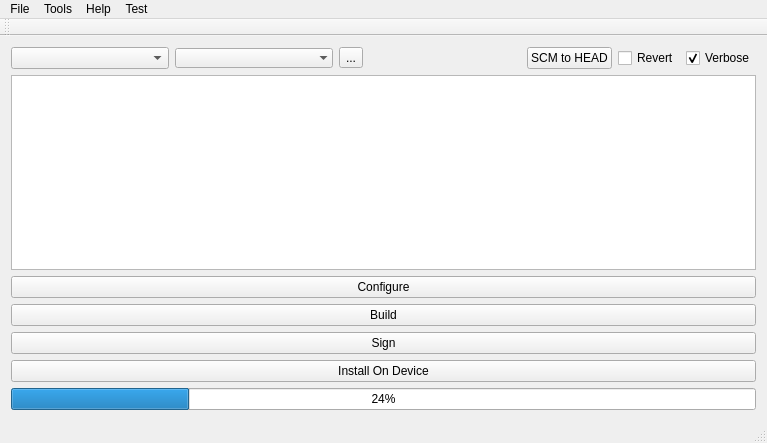
Halicea/hal_automator, file utils/qtUi/mainwindow.ui: the form before one commit.
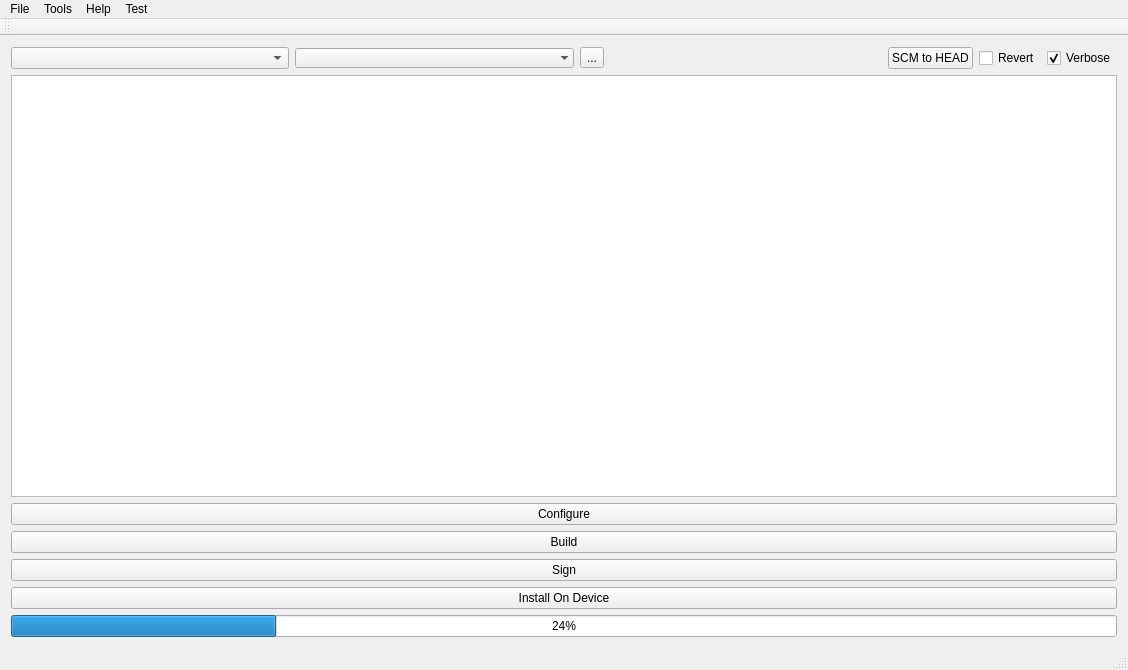
The form after the commit. Icons and pictures are not drawn.

What changed in the file:
```diff
--- a/utils/qtUi/mainwindow.ui
+++ b/utils/qtUi/mainwindow.ui
@@ -6,8 +6,8 @@
    <rect>
     <x>0</x>
     <y>0</y>
-    <width>767</width>
-    <height>443</height>
+    <width>1128</width>
+    <height>670</height>
    </rect>
   </property>
   <property name="windowTitle">
@@ -161,7 +161,7 @@
     <rect>
      <x>0</x>
      <y>0</y>
-     <width>767</width>
+     <width>1128</width>
      <height>22</height>
     </rect>
    </property>
```
